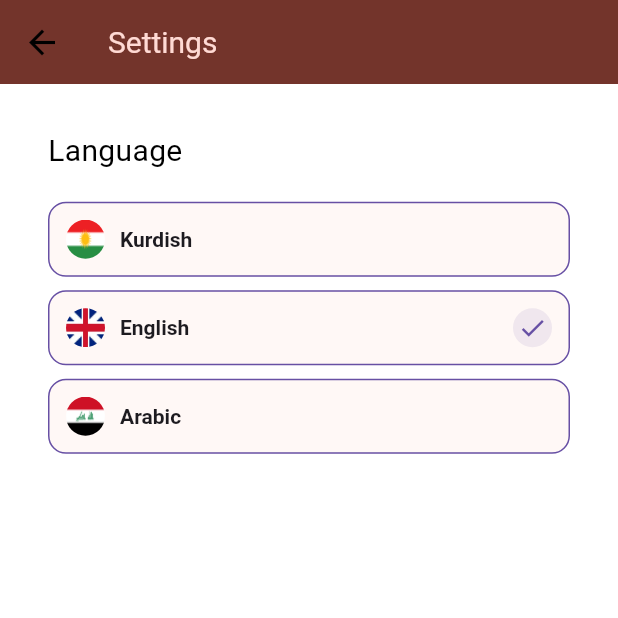
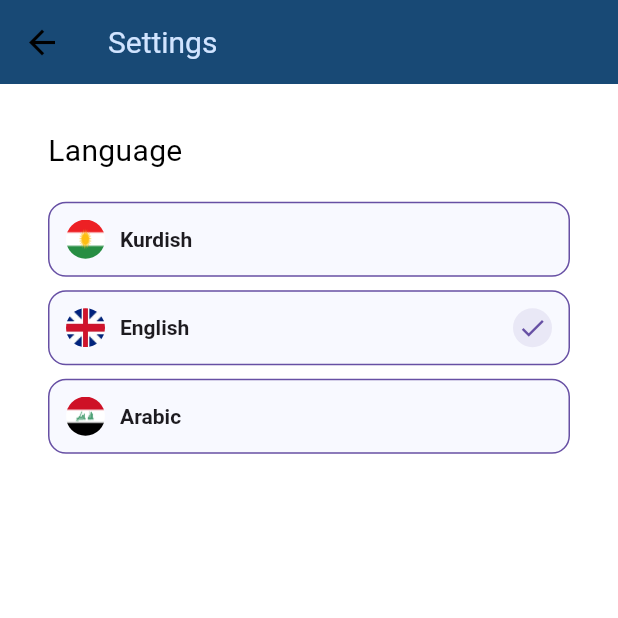
Before and after one commit to bewargohdar/empire, a Flutter app: the screen it shows after launch, after a tap on an icon or button, on a phone screen of 412 x 824 dp, the top half of it. Run offline on Flutter 3.47's test engine with Material 3 defaults, Android fonts, the light colour scheme and no system bars; our stand-ins replace bloc, cached_network_image, easy_localization, equatable, flutter_bloc, get_it and 2 more; accounts and stored records are empty; network calls fail.

Commit message:
create dark mode

```diff
--- a/assets/translations/en.json
+++ b/assets/translations/en.json
@@ -1,5 +1,5 @@
 {
-	"app_name": "Empire movies",
+	"app_name": "Empire Movies",
 	"now_showing": "Now Showing",
 	"coming_soon": "Coming Soon",
 	"popular": "Popular",
--- /dev/null
+++ b/lib/config/theme/dart_theme.dart
@@ -0,0 +1,31 @@
+import 'package:flutter/material.dart';
+
+var kDarkColorSchema = ColorScheme.fromSeed(
+  brightness: Brightness.dark,
+  seedColor: const Color(0xFF242A32),
+);
+
+final darkTheme = ThemeData.dark().copyWith(
+  colorScheme: kDarkColorSchema,
+  scaffoldBackgroundColor: Colors.black,
+  appBarTheme: const AppBarTheme().copyWith(
+    backgroundColor: kDarkColorSchema.onPrimaryContainer,
+    foregroundColor: kDarkColorSchema.primaryContainer,
+  ),
+  cardTheme: const CardTheme().copyWith(
+    color: kDarkColorSchema.secondaryContainer,
+  ),
+  elevatedButtonTheme: ElevatedButtonThemeData(
+    style: ElevatedButton.styleFrom(
+      backgroundColor: kDarkColorSchema.primaryContainer,
+      foregroundColor: kDarkColorSchema.onPrimaryContainer,
+    ),
+  ),
+  textTheme: ThemeData().textTheme.copyWith(
+        titleLarge: TextStyle(
+          fontWeight: FontWeight.normal,
+          fontSize: 20,
+          color: kDarkColorSchema.onSecondary,
+        ),
+      ),
+);
--- /dev/null
+++ b/lib/config/theme/light_theme.dart
@@ -0,0 +1,28 @@
+import 'package:flutter/material.dart';
+
+var kColorSchema = ColorScheme.fromSeed(seedColor: const Color(0x242A32));
+
+final lightTheme = ThemeData().copyWith(
+  colorScheme: kColorSchema,
+  scaffoldBackgroundColor: Colors.white,
+  appBarTheme: const AppBarTheme().copyWith(
+    backgroundColor: kColorSchema.onPrimaryContainer,
+    foregroundColor: kColorSchema.primaryContainer,
+  ),
+  cardTheme: const CardTheme().copyWith(
+    color: kColorSchema.secondaryContainer,
+  ),
+  elevatedButtonTheme: ElevatedButtonThemeData(
+    style: ElevatedButton.styleFrom(
+      backgroundColor: kColorSchema.primaryContainer,
+      foregroundColor: kColorSchema.onPrimaryContainer,
+    ),
+  ),
+  textTheme: ThemeData().textTheme.copyWith(
+        titleLarge: TextStyle(
+          fontWeight: FontWeight.normal,
+          fontSize: 20,
+          color: kColorSchema.onSecondary,
+        ),
+      ),
+);
--- a/lib/features/movie/presentation/tabs_page.dart
+++ b/lib/features/movie/presentation/tabs_page.dart
@@ -45,21 +45,31 @@ class _TabsPageState extends State<TabsPage> {
             (i) => BottomNavigationBarItem(
               icon: Padding(
                 padding: const EdgeInsets.only(bottom: 6),
-                child: Icon(navIcons[i]),
+                child: Icon(
+                  navIcons[i],
+                ),
               ),
               label: navTitles[i].tr(),
               activeIcon: Padding(
                 padding: const EdgeInsets.only(bottom: 6),
                 child: Icon(
                   navIcons[i],
-                  color: Theme.of(context).primaryColor,
+                  color: Theme.of(context)
+                      .elevatedButtonTheme
+                      .style!
+                      .foregroundColor
+                      ?.resolve({WidgetState.selected}),
                 ),
               ),
             ),
           ),
           currentIndex: currentTab,
           onTap: (index) => setState(() => currentTab = index),
-          selectedItemColor: Theme.of(context).primaryColor,
+          selectedItemColor: Theme.of(context)
+              .elevatedButtonTheme
+              .style!
+              .foregroundColor
+              ?.resolve({WidgetState.selected}),
           unselectedItemColor: Colors.grey,
           selectedLabelStyle: const TextStyle(fontWeight: FontWeight.w600),
           unselectedLabelStyle: const TextStyle(fontWeight: FontWeight.normal),
--- a/lib/features/movie/presentation/widget/app_bar/app_bar.dart
+++ b/lib/features/movie/presentation/widget/app_bar/app_bar.dart
@@ -8,7 +8,10 @@ AppBar mainAppBar(BuildContext context) {
   return AppBar(
     title: Row(
       children: [
-        Text(LangKeys.appName.tr()),
+        Text(
+          LangKeys.appName.tr(),
+          style: Theme.of(context).textTheme.titleLarge,
+        ),
       ],
     ),
     actions: [
--- a/lib/features/movie/presentation/widget/movie/movie_card.dart
+++ b/lib/features/movie/presentation/widget/movie/movie_card.dart
@@ -60,7 +60,11 @@ class MovieCard extends StatelessWidget {
                   children: [
                     Text(
                       data.title ?? "",
-                      style: Theme.of(context).textTheme.bodyMedium,
+                      style: TextStyle(
+                        fontSize: 16,
+                        fontWeight: FontWeight.normal,
+                        color: Theme.of(context).hintColor,
+                      ),
                       overflow: TextOverflow.ellipsis,
                     ),
                     Row(
--- a/lib/features/movie/presentation/widget/movie/tag_card.dart
+++ b/lib/features/movie/presentation/widget/movie/tag_card.dart
@@ -12,7 +12,7 @@ class TagCard extends StatelessWidget {
       padding: const EdgeInsets.symmetric(vertical: 4, horizontal: 12),
       decoration: BoxDecoration(
         borderRadius: BorderRadius.circular(50),
-        color: const Color(0xffDBE3FF),
+        color: Theme.of(context).colorScheme.secondaryContainer,
       ),
       child: Row(
         mainAxisSize: MainAxisSize.min,
--- a/lib/main.dart
+++ b/lib/main.dart
@@ -1,4 +1,6 @@
 import 'package:easy_localization/easy_localization.dart';
+import 'package:empaire_film/config/theme/dart_theme.dart';
+import 'package:empaire_film/config/theme/light_theme.dart';
 import 'package:empaire_film/features/movie/presentation/bloc/favorites/favorite_bloc.dart';
 import 'package:empaire_film/features/movie/presentation/bloc/movie/movie_bloc.dart';
 import 'package:empaire_film/features/movie/presentation/bloc/single_movie/single_movie_bloc.dart';
@@ -7,8 +9,6 @@ import 'package:empaire_film/server_injection.dart';
 import 'package:flutter/material.dart';
 import 'package:flutter_bloc/flutter_bloc.dart';
 
-var KColorSchema =
-    ColorScheme.fromSeed(seedColor: const Color.fromARGB(0, 96, 0, 0));
 Future<void> main() async {
   WidgetsFlutterBinding.ensureInitialized();
   await EasyLocalization.ensureInitialized();
@@ -49,31 +49,9 @@ class MyApp extends StatelessWidget {
         locale: context.locale,
         debugShowCheckedModeBanner: false,
         title: 'Empaire Film',
-        theme: ThemeData().copyWith(
-            colorScheme: KColorSchema,
-            scaffoldBackgroundColor: Colors.white,
-            appBarTheme: const AppBarTheme().copyWith(
-              backgroundColor: KColorSchema.onPrimaryContainer,
-              foregroundColor: KColorSchema.primaryContainer,
-            ),
-            cardTheme: const CardTheme().copyWith(
-              color: KColorSchema.secondaryContainer,
-              margin: const EdgeInsets.symmetric(
-                vertical: 10,
-                horizontal: 18,
-              ),
-            ),
-            elevatedButtonTheme: ElevatedButtonThemeData(
-              style: ElevatedButton.styleFrom(
-                backgroundColor: KColorSchema.primaryContainer,
-              ),
-            ),
-            textTheme: ThemeData().textTheme.copyWith(
-                    titleLarge: TextStyle(
-                  fontWeight: FontWeight.normal,
-                  fontSize: 20,
-                  color: KColorSchema.onSecondaryContainer,
-                ))),
+        darkTheme: darkTheme,
+        theme: lightTheme,
+        themeMode: ThemeMode.system,
         home: const TabsPage(),
       ),
     );
```
Also changed, not shown: lib/features/movie/presentation/page/favorites.dart (+7 -2 lines), lib/features/movie/presentation/page/movie_detail.dart (+13 -3 lines).
